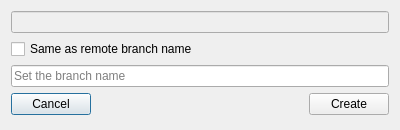
Above: src/aux_widgets/BranchDlg.ui from francescmm/GitQlient before the change. Below: the same form after it.
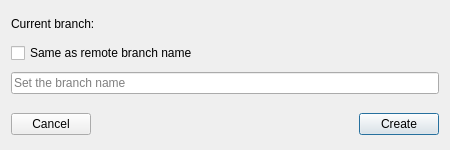
That is the form after the change. Custom widgets are drawn as their Qt base class.

Commit message: Improving push branch same upstream

Patch:
```diff
--- a/src/aux_widgets/BranchDlg.ui
+++ b/src/aux_widgets/BranchDlg.ui
@@ -6,21 +6,94 @@
    <rect>
     <x>0</x>
     <y>0</y>
-    <width>400</width>
-    <height>130</height>
+    <width>450</width>
+    <height>150</height>
    </rect>
   </property>
+  <property name="minimumSize">
+   <size>
+    <width>450</width>
+    <height>150</height>
+   </size>
+  </property>
+  <property name="maximumSize">
+   <size>
+    <width>450</width>
+    <height>150</height>
+   </size>
+  </property>
   <property name="windowTitle">
    <string>Dialog</string>
   </property>
   <layout class="QGridLayout" name="gridLayout">
-   <item row="3" column="0">
+   <item row="4" column="2">
+    <widget class="QPushButton" name="pbAccept">
+     <property name="text">
+      <string>Create</string>
+     </property>
+    </widget>
+   </item>
+   <item row="4" column="0">
     <widget class="QPushButton" name="pbCancel">
      <property name="text">
       <string>Cancel</string>
      </property>
     </widget>
    </item>
+   <item row="0" column="0" colspan="3">
+    <widget class="QFrame" name="currentBranchFrame">
+     <property name="sizePolicy">
+      <sizepolicy hsizetype="Fixed" vsizetype="Fixed">
+       <horstretch>0</horstretch>
+       <verstretch>0</verstretch>
+      </sizepolicy>
+     </property>
+     <layout class="QHBoxLayout" name="horizontalLayout">
+      <property name="spacing">
+       <number>5</number>
+      </property>
+      <property name="leftMargin">
+       <number>0</number>
+      </property>
+      <property name="topMargin">
+       <number>0</number>
+      </property>
+      <property name="rightMargin">
+       <number>0</number>
+      </property>
+      <property name="bottomMargin">
+       <number>0</number>
+      </property>
+      <item>
+       <widget class="QLabel" name="label">
+        <property name="text">
+         <string>Current branch:</string>
+        </property>
+       </widget>
+      </item>
+      <item>
+       <widget class="QLabel" name="leOldName">
+        <property name="text">
+         <string/>
+        </property>
+       </widget>
+      </item>
+      <item>
+       <spacer name="horizontalSpacer_2">
+        <property name="orientation">
+         <enum>Qt::Horizontal</enum>
+        </property>
+        <property name="sizeHint" stdset="0">
+         <size>
+          <width>40</width>
+          <height>20</height>
+         </size>
+        </property>
+       </spacer>
+      </item>
+     </layout>
+    </widget>
+   </item>
    <item row="2" column="0" colspan="3">
     <widget class="QLineEdit" name="leNewName">
      <property name="placeholderText">
@@ -28,7 +101,7 @@
      </property>
     </widget>
    </item>
-   <item row="3" column="1">
+   <item row="4" column="1">
     <spacer name="horizontalSpacer">
      <property name="orientation">
       <enum>Qt::Horizontal</enum>
@@ -41,20 +114,6 @@
      </property>
     </spacer>
    </item>
-   <item row="3" column="2">
-    <widget class="QPushButton" name="pbAccept">
-     <property name="text">
-      <string>Create</string>
-     </property>
-    </widget>
-   </item>
-   <item row="0" column="0" colspan="3">
-    <widget class="QLineEdit" name="leOldName">
-     <property name="enabled">
-      <bool>false</bool>
-     </property>
-    </widget>
-   </item>
    <item row="1" column="0" colspan="3">
     <widget class="CheckBox" name="chbCopyRemote">
      <property name="text">
@@ -62,6 +121,22 @@
      </property>
     </widget>
    </item>
+   <item row="3" column="0">
+    <spacer name="verticalSpacer">
+     <property name="orientation">
+      <enum>Qt::Vertical</enum>
+     </property>
+     <property name="sizeType">
+      <enum>QSizePolicy::Fixed</enum>
+     </property>
+     <property name="sizeHint" stdset="0">
+      <size>
+       <width>10</width>
+       <height>10</height>
+      </size>
+     </property>
+    </spacer>
+   </item>
   </layout>
  </widget>
  <customwidgets>
```
Left out of the diff: 1 changed line with no effect on the pictures. The commit also changes 1 other file.
